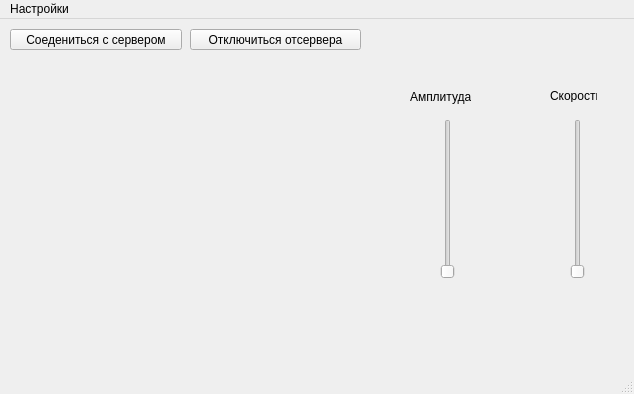
This is myClient/mainwindow.ui in ngorodnyansky/signal_analyzing as Qt 5 draws it before an edit. The edited form follows.
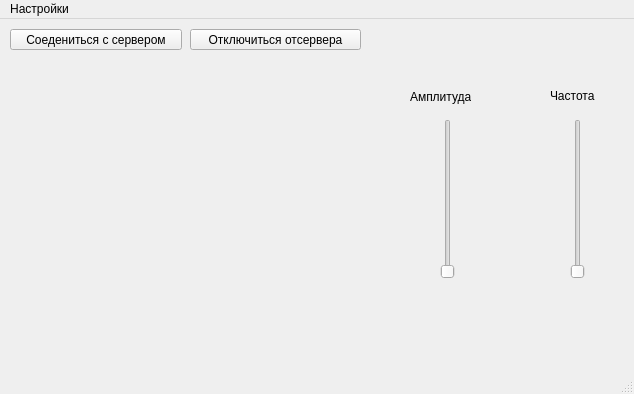
This is the edited form. Custom widgets are drawn as their Qt base class.

```diff
--- a/myClient/mainwindow.ui
+++ b/myClient/mainwindow.ui
@@ -63,7 +63,7 @@
      </rect>
     </property>
     <property name="text">
-     <string>Скорость</string>
+     <string>Частота</string>
     </property>
    </widget>
    <widget class="QPushButton" name="connectButton">
```
